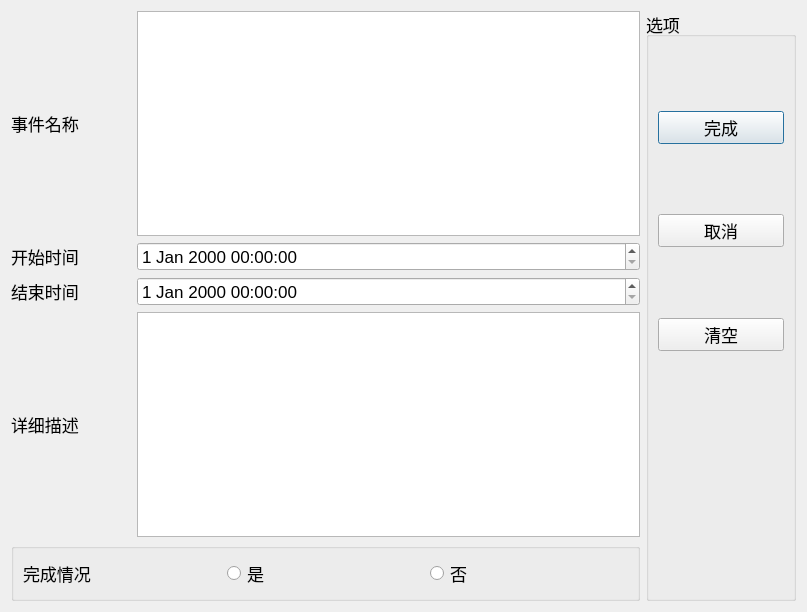
Old version of the form urecordeditdialog.ui in the repository Guan94326/TimeManagement.
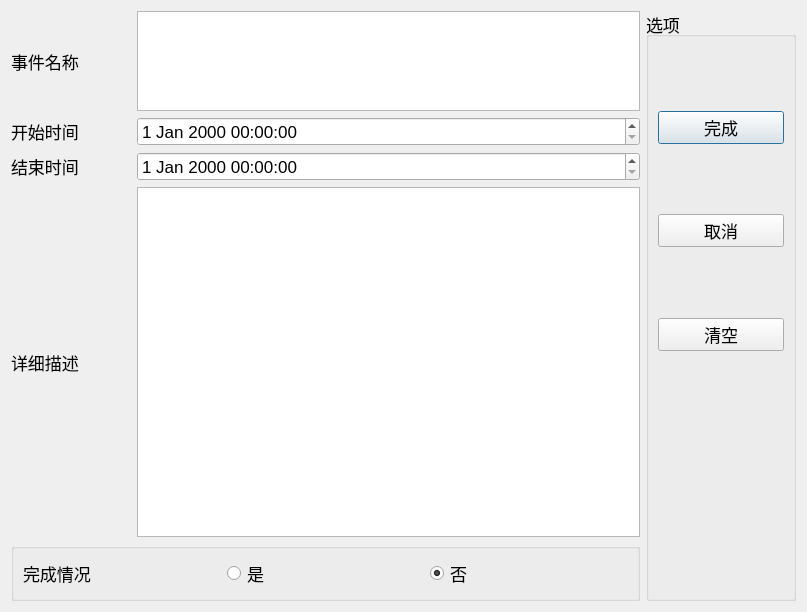
New version of the form.

Commit message: 完成：编辑对话框打开

Diff of the .ui file:
```diff
--- a/urecordeditdialog.ui
+++ b/urecordeditdialog.ui
@@ -34,7 +34,7 @@
          <property name="maximumSize">
           <size>
            <width>120</width>
-           <height>16777215</height>
+           <height>100</height>
           </size>
          </property>
          <property name="text">
@@ -43,7 +43,14 @@
         </widget>
        </item>
        <item>
-        <widget class="QPlainTextEdit" name="plainTextEdit_name"/>
+        <widget class="QPlainTextEdit" name="plainTextEdit_name">
+         <property name="maximumSize">
+          <size>
+           <width>16777215</width>
+           <height>100</height>
+          </size>
+         </property>
+        </widget>
        </item>
       </layout>
      </item>
@@ -140,6 +147,9 @@
             <property name="text">
              <string>否</string>
             </property>
+            <property name="checked">
+             <bool>true</bool>
+            </property>
            </widget>
           </item>
          </layout>
```
Left out of the diff: 3 changed lines with no effect on the pictures. The commit also changes 6 other files.
